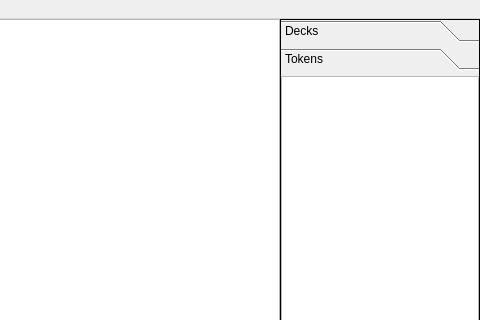
First picture: the form in Proton/window.ui, repository SadSido/Proton, before the edit; both pictures show x 317 to 797 and y 0 to 320 of the 797 by 563 pixel window.
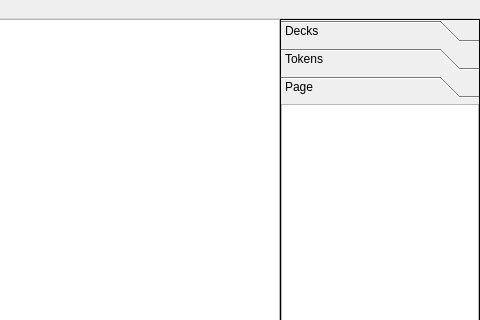
Second picture: the form after the edit. Custom widgets are drawn as their Qt base class.

Commit message: introducing dice elements

```diff
--- a/Proton/window.ui
+++ b/Proton/window.ui
@@ -58,7 +58,7 @@
        <enum>QFrame::Box</enum>
       </property>
       <property name="currentIndex">
-       <number>1</number>
+       <number>2</number>
       </property>
       <widget class="QWidget" name="deck_page">
        <property name="geometry">
@@ -106,7 +106,7 @@
          <x>0</x>
          <y>0</y>
          <width>198</width>
-         <height>466</height>
+         <height>439</height>
         </rect>
        </property>
        <attribute name="label">
@@ -133,6 +133,31 @@
         </item>
        </layout>
       </widget>
+      <widget class="QWidget" name="dice_page">
+       <attribute name="label">
+        <string>Page</string>
+       </attribute>
+       <layout class="QVBoxLayout" name="verticalLayout_3">
+        <property name="spacing">
+         <number>0</number>
+        </property>
+        <property name="leftMargin">
+         <number>0</number>
+        </property>
+        <property name="topMargin">
+         <number>0</number>
+        </property>
+        <property name="rightMargin">
+         <number>0</number>
+        </property>
+        <property name="bottomMargin">
+         <number>0</number>
+        </property>
+        <item>
+         <widget class="QListWidget" name="dice_list"/>
+        </item>
+       </layout>
+      </widget>
      </widget>
     </item>
    </layout>
```
Left out of the diff: 2 changed lines with no effect on the pictures. The commit also changes 10 other files.
